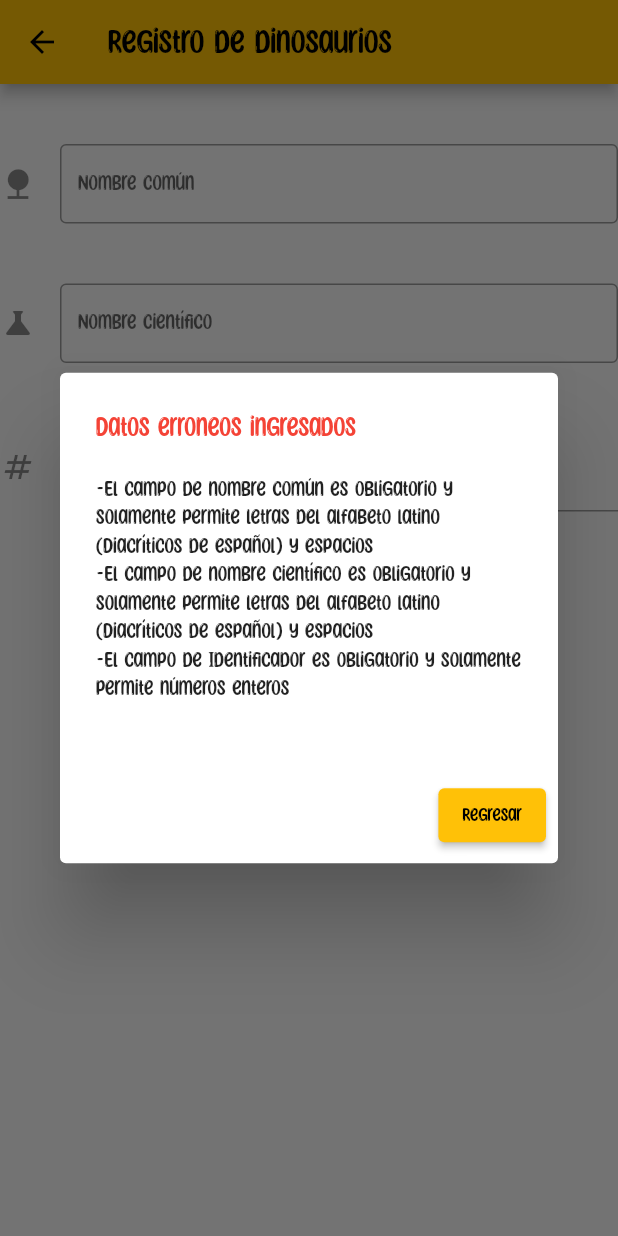
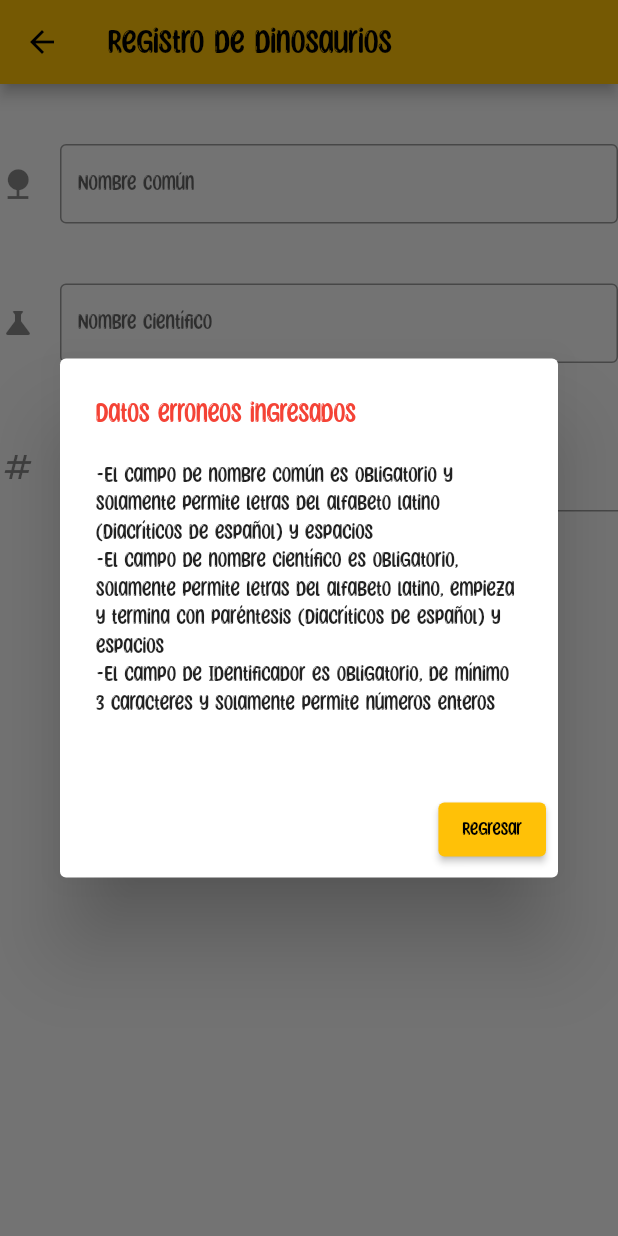
Before and after one commit to Paroxyse/PR1Mov, a Flutter app: the form screen opened directly, after a tap on "Enviar", on a phone screen of 412 x 824 dp. Run offline on Flutter 3.47's test engine with Material 2 defaults, Android fonts, the phone set to English and light mode, and no system bars; our stand-ins replace google_maps_flutter, webview_flutter.

Commit message:
Add extra form features

```diff
--- a/lib/pages/form.dart
+++ b/lib/pages/form.dart
@@ -87,11 +87,11 @@ class myForm extends State<form>
                   }
                   if(!b2)
                   {
-                    errorMessage+="-El campo de nombre científico es obligatorio y solamente permite letras del alfabeto latino (Diacríticos de español) y espacios\n";
+                    errorMessage+="-El campo de nombre científico es obligatorio, solamente permite letras del alfabeto latino, empieza y termina con paréntesis (Diacríticos de español) y espacios\n";
                   }
                   if(!b3)
                   {
-                    errorMessage+="-El campo de Identificador es obligatorio y solamente permite números enteros\n";
+                    errorMessage+="-El campo de Identificador es obligatorio, de mínimo 3 caracteres y solamente permite números enteros\n";
                   }
                   showDialog(
                     context: context,
@@ -126,11 +126,14 @@ bool validarNombre(String cadena)
 }
 bool validarNombreCien(String cadena)
 {
-  RegExp exp =  RegExp(r'^[a-zA-ZáéíóúüÁÉÍÓÚÜ]+[a-zA-ZáéíóúüÁÉÍÓÚÜ ]*$');
+  RegExp exp =  RegExp(r'^[(][a-zA-ZáéíóúüÁÉÍÓÚÜ]+[a-zA-ZáéíóúüÁÉÍÓÚÜ ]*[)]$');
   return exp.hasMatch(cadena);
 }
 bool validarNum(String cadena)
 {
+  if(cadena.length<3){
+    return false;
+  }
   //Esto es código muerto 8)
   RegExp exp =  RegExp(r'[0-9]');
   return exp.hasMatch(cadena);
```
